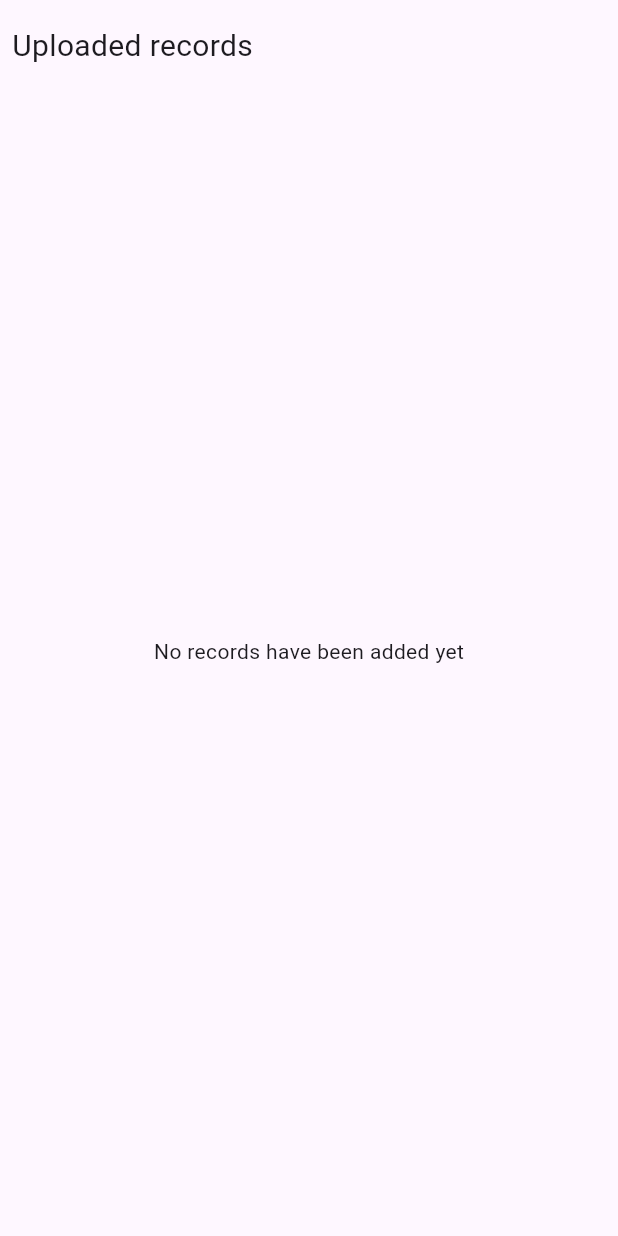
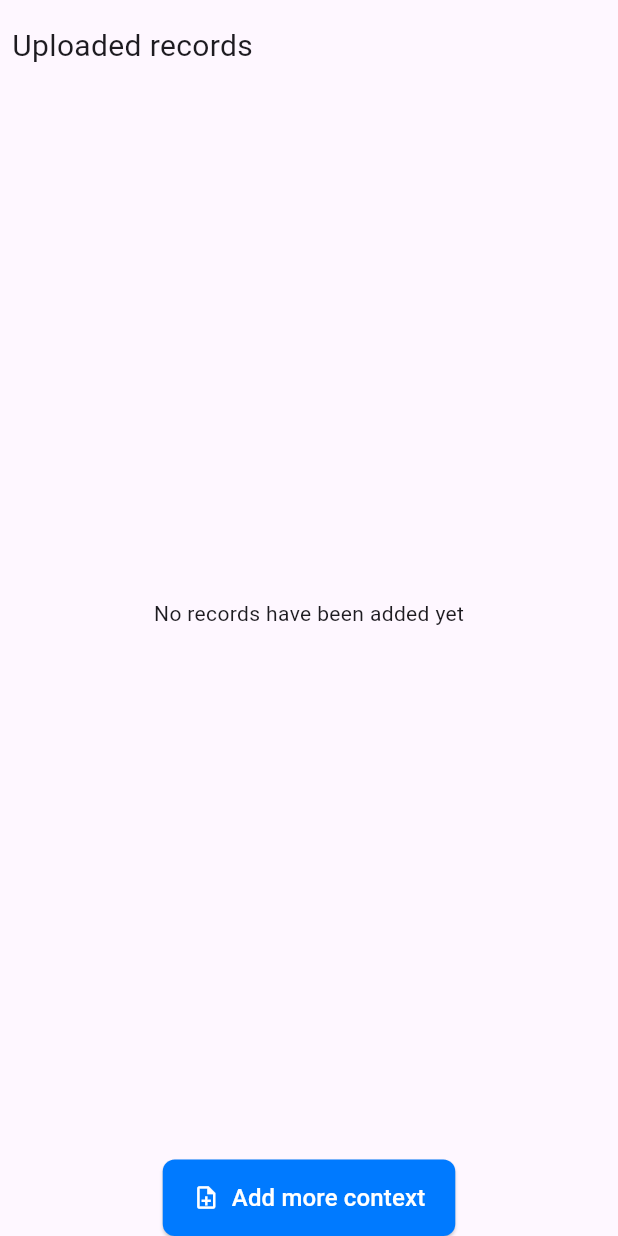
Before and after one commit to Pepen0/context_manager_gpt, a Flutter app: the screen it shows after launch, on a phone screen of 412 x 824 dp. Run offline on Flutter 3.47's test engine with Material 3 defaults, Android fonts, the light colour scheme and no system bars.

Commit message:
Better styling and code modularity

```diff
--- a/lib/main.dart
+++ b/lib/main.dart
@@ -1,5 +1,5 @@
 import 'package:flutter/material.dart';
-import 'screen/home/homeScreen.dart';
+import 'screens/home/homeScreen.dart';
 
 void main() {
   runApp(const MyApp());
--- a/lib/screen/home/homeScreen.dart
+++ /dev/null
@@ -1,63 +0,0 @@
-import 'package:flutter/material.dart';
-
-class HomeScreen extends StatefulWidget {
-  const HomeScreen({Key? key}) : super(key: key);
-
-  @override
-  State<HomeScreen> createState() => _HomeScreenState();
-}
-
-class _HomeScreenState extends State<HomeScreen> {
-  int _counter = 0;
-
-  Widget _buildRecordItem(int index) {
-    if (_counter == 0) {
-      return const ListTile(
-        title: Text('No records have been added yet'),
-      );
-    }
-    return ListTile(
-      title: Text('Record $index'),
-      trailing: IconButton(
-        icon: const Icon(Icons.delete),
-        onPressed: () {
-          setState(() {
-            _counter--;
-          });
-        },
-      ),
-    );
-  }
-
-  @override
-  Widget build(BuildContext context) {
-    return Scaffold(
-      body: Column(
-        children: [
-          const SizedBox(height: 8), // Some spacing below the AppBar
-          Padding(
-            padding: const EdgeInsets.all(8.0),
-            child: Align(
-              alignment: Alignment.centerLeft,
-              child: Text(
-                'Uploaded records',
-                style: const TextStyle(fontSize: 20),
-              ),
-            ),
-          ),
-          Expanded(
-            child: _counter == 0
-            ? const Center(
-              child: Text('No records have been added yet')
-              )
-            :ListView.builder(
-              itemCount: _counter,
-              itemBuilder: (_, index) => _buildRecordItem(index),
-            ),
-          ),
-          const SizedBox(height: 8), // Optional spacing at the bottom
-        ],
-      ),
-    );
-  }
-}
--- /dev/null
+++ b/lib/screens/home/components/add_context_button.dart
@@ -0,0 +1,46 @@
+import 'package:flutter/material.dart';
+
+class AddContextButton extends StatelessWidget {
+  final VoidCallback onPressed;
+
+  const AddContextButton({
+    Key? key,
+    required this.onPressed,
+  }) : super(key: key);
+
+  @override
+  Widget build(BuildContext context) {
+    return ElevatedButton(
+      // 1. Style the button
+      style: ElevatedButton.styleFrom(
+        // Primary button color
+        backgroundColor: const Color(0xFF007AFF), // or Colors.blue, etc.
+        // Round the corners
+        shape: RoundedRectangleBorder(
+          borderRadius: BorderRadius.circular(8),
+        ),
+        // Increase vertical/horizontal padding for a bigger tap area
+        padding: const EdgeInsets.symmetric(vertical: 14, horizontal: 20),
+      ),
+      onPressed: onPressed,
+      // 2. Build a Row with an icon + text
+      child: Row(
+        mainAxisSize: MainAxisSize.min, // Wraps content; remove if you want full-width
+        children: [
+          Icon(
+            Icons.note_add_outlined,  // or any icon that fits your design
+            color: Colors.white,
+          ),
+          const SizedBox(width: 8),
+          const Text(
+            'Add more context',
+            style: TextStyle(
+              color: Colors.white,
+              fontSize: 16,
+            ),
+          ),
+        ],
+      ),
+    );
+  }
+}
--- /dev/null
+++ b/lib/screens/home/components/record_list.dart
@@ -0,0 +1,57 @@
+import 'package:flutter/material.dart';
+
+class RecordList extends StatelessWidget {
+  final int count;
+  final VoidCallback onDeleteRecord;
+
+  const RecordList({
+    Key? key,
+    required this.count,
+    required this.onDeleteRecord,
+  }) : super(key: key);
+
+  @override
+  Widget build(BuildContext context) {
+    if (count == 0) {
+      return const Center(
+        child: Text('No records have been added yet'),
+      );
+    }
+
+    return ListView.builder(
+      itemCount: count,
+      itemBuilder: (context, index) {
+        return Container(
+          margin: const EdgeInsets.symmetric(horizontal: 16, vertical: 8),
+          decoration: BoxDecoration(
+            color: Colors.white,
+            borderRadius: BorderRadius.circular(12),
+            boxShadow: [
+              BoxShadow(
+                color: Colors.black12,
+                blurRadius: 4,
+                offset: const Offset(0, 2),
+              ),
+            ],
+          ),
+          child: ListTile(
+            leading: CircleAvatar(
+              radius: 22,
+              backgroundColor: Colors.grey[200],
+              child: Text(
+                'R$index', // e.g., initials or user’s name
+                style: const TextStyle(fontSize: 16, color: Colors.black),
+              ),
+            ),
+            title: Text('Person $index'),
+            subtitle: Text('person$index@attio.com'),
+            trailing: IconButton(
+              icon: const Icon(Icons.lock, color: Colors.blue),
+              onPressed: onDeleteRecord,
+            ),
+          ),
+        );
+      },
+    );
+  }
+}
--- /dev/null
+++ b/lib/screens/home/homeScreen.dart
@@ -0,0 +1,61 @@
+import 'package:flutter/material.dart';
+import '/screens/home/components/record_list.dart';
+import '/screens/home/components/add_context_button.dart';
+
+class HomeScreen extends StatefulWidget {
+  const HomeScreen({Key? key}) : super(key: key);
+
+  @override
+  State<HomeScreen> createState() => _HomeScreenState();
+}
+
+class _HomeScreenState extends State<HomeScreen> {
+  int _counter = 0;
+
+  void _addRecord() {
+    setState(() {
+      _counter++;
+    });
+  }
+
+  void _removeRecord() {
+    setState(() {
+      if (_counter > 0) {
+        _counter--;
+      }
+    });
+  }
+
+  @override
+  Widget build(BuildContext context) {
+    return Scaffold(
+      body: Column(
+        children: [
+          const SizedBox(height: 8),
+          Padding(
+            padding: const EdgeInsets.all(8.0),
+            child: Align(
+              alignment: Alignment.centerLeft,
+              child: Text(
+                'Uploaded records',
+                style: const TextStyle(fontSize: 20),
+              ),
+            ),
+          ),
+          Expanded(
+            // Replace the old logic with our new RecordList widget
+            child: RecordList(
+              count: _counter,
+              onDeleteRecord: _removeRecord,
+            ),
+          ),
+          const SizedBox(height: 8),
+          // Replace the inline ElevatedButton with the AddContextButton widget
+          AddContextButton(
+            onPressed: _addRecord, // callback to increment the counter
+          ),
+        ],
+      ),
+    );
+  }
+}
```
